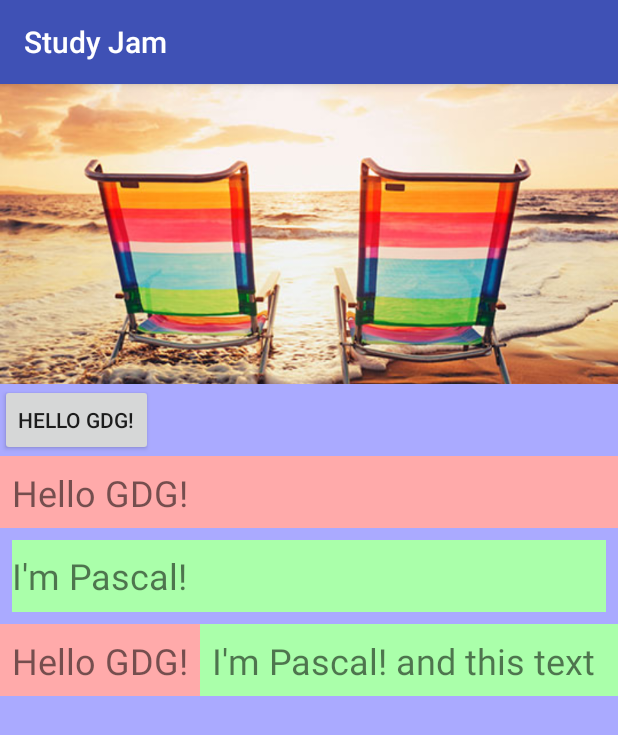
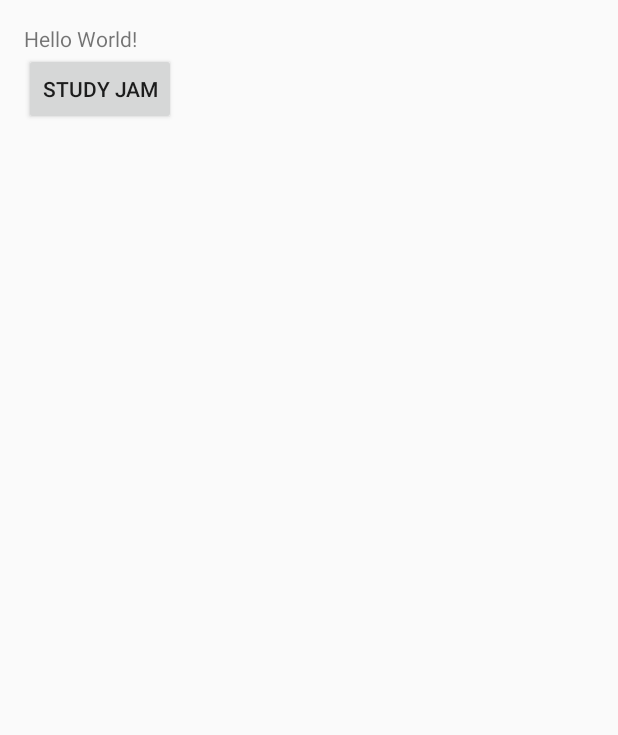
Before and after one commit to passsy/gdg-dus-study-jam, an Android app: the screen it shows after launch (MainActivity), on a phone screen of 412 x 824 dp. Shown: the top 735 px of the screen. Run offline under Robolectric (Android 15) with nearby library versions, the phone set to English and light mode, and no system bars.

```diff
--- a/app/build.gradle
+++ b/app/build.gradle
@@ -23,4 +23,5 @@ dependencies {
     compile fileTree(dir: 'libs', include: ['*.jar'])
     testCompile 'junit:junit:4.12'
     compile 'com.android.support:appcompat-v7:23.3.0'
+    compile 'com.squareup.okhttp3:okhttp:3.2.0'
 }
--- a/app/src/main/AndroidManifest.xml
+++ b/app/src/main/AndroidManifest.xml
@@ -1,6 +1,8 @@
 <?xml version="1.0" encoding="utf-8"?>
 <manifest package="com.google.gdgdus.studyjam"
     xmlns:android="http://schemas.android.com/apk/res/android">
+
+    <uses-permission android:name="android.permission.INTERNET"/>
 
     <application
         android:allowBackup="true"
--- a/app/src/main/java/com/google/gdgdus/studyjam/MainActivity.java
+++ b/app/src/main/java/com/google/gdgdus/studyjam/MainActivity.java
@@ -1,13 +1,123 @@
 package com.google.gdgdus.studyjam;
 
+import org.json.JSONException;
+import org.json.JSONObject;
+import org.w3c.dom.Text;
+
+import android.app.Activity;
 import android.support.v7.app.AppCompatActivity;
 import android.os.Bundle;
+import android.util.Log;
+import android.view.View;
+import android.widget.Button;
+import android.widget.TextView;
 
-public class MainActivity extends AppCompatActivity {
+import java.io.IOException;
+
+import okhttp3.Call;
+import okhttp3.Callback;
+import okhttp3.OkHttpClient;
+import okhttp3.Request;
+import okhttp3.Response;
+
+public class MainActivity extends Activity {
+
+    private TextView mOutput;
 
     @Override
     protected void onCreate(Bundle savedInstanceState) {
         super.onCreate(savedInstanceState);
         setContentView(R.layout.activity_main);
+
+        // in chrome - javascript
+        //console.log("app started")
+
+        // in pure java
+        System.out.println("app started");
+
+        // in android - java
+        Log.v("GDG study", "app started");
+
+
+        // block comment cmd + shift + / (or ctrl+ shift + /)
+        /*
+        assfd;
+        sdf;
+        asdf;
+        */
+
+        View foundView = findViewById(R.id.my_awesome_button);
+        Log.v("found view", "my view: " + foundView);
+
+        mOutput = (TextView) findViewById(R.id.hello_world);
+
+        Button myAwesomeButton = (Button) foundView;
+
+        myAwesomeButton.setOnClickListener(new View.OnClickListener() {
+            @Override
+            public void onClick(final View v) {
+                Log.v("click", "click");
+                try {
+                    httpCall("http://jsonplaceholder.typicode.com/posts/1");
+                } catch (IOException e) {
+                    e.printStackTrace();
+                }
+            }
+        });
+
+
+
+    }
+
+    public void httpCall(String url) throws IOException {
+        Request request = new Request.Builder()
+                .url(url)
+                .build();
+
+
+        OkHttpClient client = new OkHttpClient();
+        client.newCall(request).enqueue(new Callback() {
+            @Override
+            public void onFailure(final Call call, final IOException e) {
+                runOnUiThread(new Runnable() {
+                    @Override
+                    public void run() {
+                        mOutput.setText("No Internet!");
+                    }
+                });
+            }
+
+            @Override
+            public void onResponse(final Call call, final Response response) throws IOException {
+                final String string = response.body().string();
+                Log.v("call", string);
+
+                final JSONObject jsonObject;
+                try {
+                    jsonObject = new JSONObject(string); // <-- may throw an Exception
+                    final String title = jsonObject.getString("title");
+
+                    runOnUiThread(new Runnable() {
+                        @Override
+                        public void run() {
+                            mOutput.setText(title);
+                        }
+                    });
+
+                } catch (JSONException e) {
+                    // catch the exception from json parsing
+                    e.printStackTrace();
+                    runOnUiThread(new Runnable() {
+                        @Override
+                        public void run() {
+                            mOutput.setText("Couldn't parse the json");
+                        }
+                    });
+                }
+
+
+
+            }
+        });
     }
 }
--- a/app/src/main/res/layout/activity_main.xml
+++ b/app/src/main/res/layout/activity_main.xml
@@ -1,71 +1,20 @@
 <?xml version="1.0" encoding="utf-8"?>
-<LinearLayout
-    xmlns:android="http://schemas.android.com/apk/res/android"
+<LinearLayout xmlns:android="http://schemas.android.com/apk/res/android"
+    android:layout_width="match_parent"
     android:layout_height="match_parent"
-    android:layout_width="match_parent"
-    android:orientation="vertical"
-    android:background="#aaaaff"
-    >
+    android:layout_margin="@dimen/activity_horizontal_margin"
+    android:orientation="vertical">
 
-    <ImageView
-        android:id="@+id/photo_image_view"
-        android:layout_width="match_parent"
-        android:layout_height="200dp"
-        android:scaleType="centerCrop"
-        android:src="@drawable/holiday" />
+    <TextView
+        android:id="@+id/hello_world"
+        android:layout_width="wrap_content"
+        android:layout_height="wrap_content"
+        android:text="Hello World!" />
 
     <Button
-        android:id="@+id/next_button"
+        android:id="@+id/my_awesome_button"
+        android:text="@string/app_name"
         android:layout_width="wrap_content"
-        android:layout_height="wrap_content"
-        android:text="Hello GDG!" />
-
-    <TextView
-        android:layout_width="match_parent"
-        android:layout_height="48dp"
-        android:background="#ffaaaa"
-        android:text="Hello GDG!"
-        android:padding="8dp"
-        android:textSize="24sp"
-        android:gravity="center_vertical"
-        />
-
-    <TextView
-        android:layout_width="match_parent"
-        android:layout_height="48dp"
-        android:background="#aaffaa"
-        android:layout_margin="8dp"
-        android:text="I'm Pascal!"
-        android:gravity="center_vertical"
-        android:textSize="24sp"
-        />
-
-    <LinearLayout
-        android:layout_height="match_parent"
-        android:layout_width="match_parent"
-        android:orientation="horizontal"
-        android:background="#aaaaff"
-        >
-
-        <TextView
-            android:layout_width="wrap_content"
-            android:layout_height="48dp"
-            android:background="#ffaaaa"
-            android:text="Hello GDG!"
-            android:padding="8dp"
-            android:textSize="24sp"
-            android:gravity="center_vertical"
-            />
-
-        <TextView
-            android:layout_width="wrap_content"
-            android:layout_height="48dp"
-            android:background="#aaffaa"
-            android:padding="8dp"
-            android:text="I'm Pascal! and this text is too long"
-            android:gravity="center_vertical"
-            android:textSize="24sp"
-            />
-    </LinearLayout>
+        android:layout_height="wrap_content" />
 
 </LinearLayout>
--- a/app/src/main/res/values/styles.xml
+++ b/app/src/main/res/values/styles.xml
@@ -1,7 +1,7 @@
 <resources>
 
     <!-- Base application theme. -->
-    <style name="AppTheme" parent="Theme.AppCompat.Light.DarkActionBar">
+    <style name="AppTheme" parent="Theme.AppCompat.Light.NoActionBar">
         <!-- Customize your theme here. -->
         <item name="colorPrimary">@color/colorPrimary</item>
         <item name="colorPrimaryDark">@color/colorPrimaryDark</item>
```
Also changed, not shown: 2 other files.
